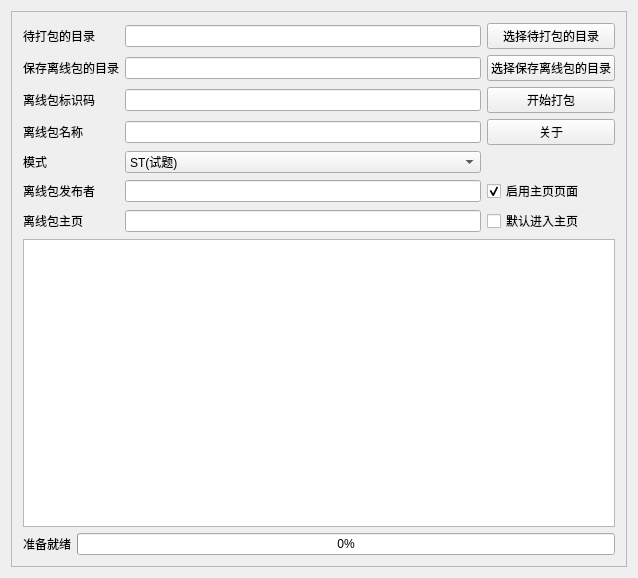
This is opkg_build.ui in zjzdy/Offline_Small_Search_pkg_build as Qt 5 draws it before an edit. The edited form follows.
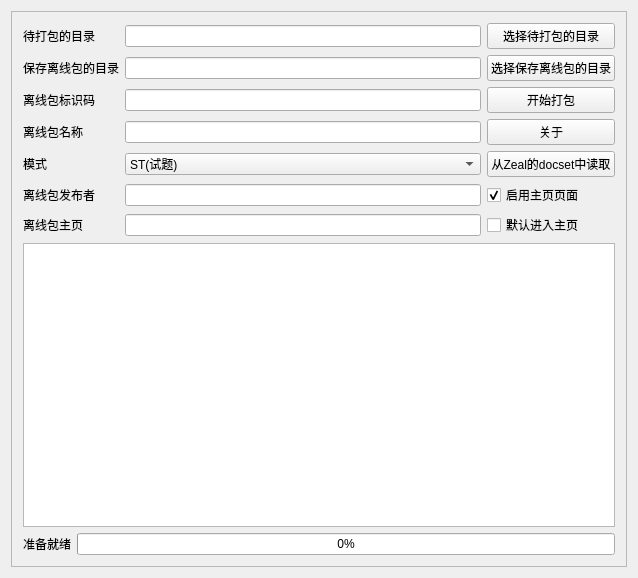
This is the edited form.

Commit message: Add read config from zeal's docset meta.json.

Diff of the .ui file:
```diff
--- a/opkg_build.ui
+++ b/opkg_build.ui
@@ -191,6 +191,13 @@
              </property>
             </widget>
            </item>
+           <item row="4" column="2">
+            <widget class="QPushButton" name="read_from_zeal">
+             <property name="text">
+              <string>从Zeal的docset中读取</string>
+             </property>
+            </widget>
+           </item>
           </layout>
          </item>
          <item row="4" column="1">
```
The commit also changes 4 other files.
